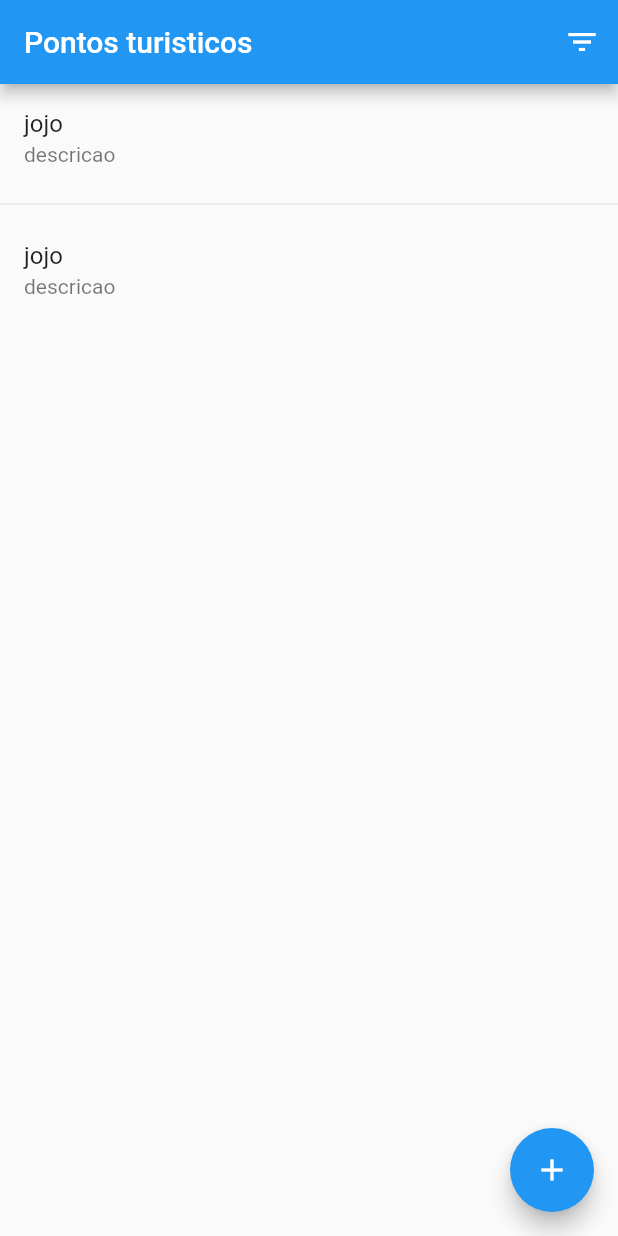
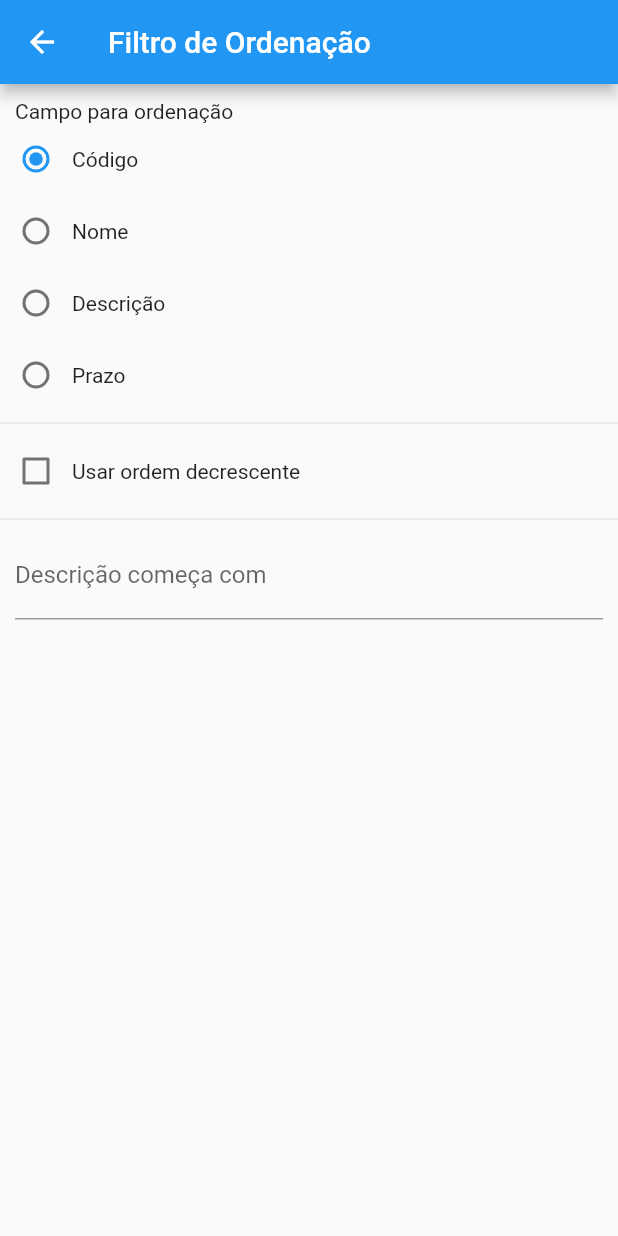
Before and after one commit to italobampi/ProjetoPontoTuristico, a Flutter app: the screen it shows after launch, after a tap on the "filter list" icon, on a phone screen of 412 x 824 dp. Run offline on Flutter 3.47's test engine with Material 2 defaults, Android fonts, the phone set to English and light mode, and no system bars; our stand-ins replace modal_bottom_sheet, shared_preferences.

Commit message:
detalhes 1.0

```diff
--- a/lib/main.dart
+++ b/lib/main.dart
@@ -1,5 +1,7 @@
 import 'package:flutter/material.dart';
+import 'package:projetopontoturistico/pages/filtro_page.dart';
 import 'package:projetopontoturistico/pages/lista_pontos_page.dart';
+import 'package:projetopontoturistico/pages/teste_page.dart';
 
 void main() {
   runApp(const MyApp());
@@ -48,6 +50,10 @@ class _MyHomePageState extends State<MyHomePage> {
         primarySwatch: Colors.blue,
       ),
       home: ListaPontosPage(),
+      routes: {
+        FiltroPage.ROUTE_NAME: (BuildContext context) => FiltroPage(),
+
+      },
     );
   }
 }
--- a/lib/model/ponto.dart
+++ b/lib/model/ponto.dart
@@ -4,14 +4,21 @@ class Ponto {
 static const ID = '_id';
 static const NOME ='_nome';
 static const DESCRICAO ='_descricao';
+static const DIFERENCIAIS ='_diferenciais';
 static const DATA = '_data';
+static const LONGITUDE = 'longitude';
+static const LATITUDE = 'latitude';
 
  int id;
  String nome;
  String descricao;
-DateTime? data;
+ String diferencial;
+DateTime data;
+double? longitude;
+double? latitude;
 
-Ponto({required this.id, required this.nome, required this.descricao,required this.data});
+
+Ponto({required this.id, required this.nome, required this.descricao,required this.data,required this.diferencial});
 
 String get dataFormatada{
   if(data == null){
--- /dev/null
+++ b/lib/pages/filtro_page.dart
@@ -0,0 +1,125 @@
+import 'package:flutter/material.dart';
+import 'package:projetopontoturistico/model/ponto.dart';
+import 'package:shared_preferences/shared_preferences.dart';
+
+
+class FiltroPage extends StatefulWidget{
+  static const ROUTE_NAME = '/filtro';
+  static const chaveCampoOrdenacao = 'campoOrdenacao';
+  static const chaveOrdenacaoDrescente = 'usarOrdenacaoDrescente';
+  static const chaveFiltroDescricao = 'filtroDescricao';
+
+  @override
+  _FiltroPageState createState() => _FiltroPageState();
+}
+
+class _FiltroPageState extends State<FiltroPage>{
+  final _camposParaOrdenacao = {
+    Ponto.ID: 'Código',
+    Ponto.NOME: 'Nome',
+    Ponto.DESCRICAO: 'Descrição',
+    Ponto.DATA: 'Prazo'
+  };
+  late final SharedPreferences _prefs;
+  final _descricaoController = TextEditingController();
+  String _campoOrdenacao = Ponto.ID;
+  bool _usarOrdenacaoDrescente = false;
+  bool _alterouvalores = false;
+
+  @override
+  void initState(){
+    super.initState();
+    _carregarSharedPreference();
+  }
+
+  void _carregarSharedPreference() async{
+    _prefs = await SharedPreferences.getInstance();
+    setState(() {
+      _campoOrdenacao = _prefs.getString(FiltroPage.chaveCampoOrdenacao) ?? Ponto.ID;
+      _usarOrdenacaoDrescente = _prefs.getBool(FiltroPage.chaveOrdenacaoDrescente) == true;
+      _descricaoController.text = _prefs.getString(FiltroPage.chaveFiltroDescricao) ?? '';
+    });
+  }
+
+  @override
+  Widget build(BuildContext context){
+    return WillPopScope(
+      onWillPop: _onVoltarClick,
+      child: Scaffold(
+        appBar: AppBar(
+          title: const Text('Filtro de Ordenação'),
+        ),
+        body: _criarBody(),
+      ),
+    );
+
+  }
+
+  Widget _criarBody() => ListView(
+    children: [
+      const Padding(
+        padding: EdgeInsets.only(left: 10, top: 10),
+        child: Text('Campo para ordenação'),
+      ),
+      for (final campo in _camposParaOrdenacao.keys)
+        Row(
+          children: [
+            Radio(
+              value: campo,
+              groupValue: _campoOrdenacao,
+              onChanged: _onCampoOrdenacaoChanged,
+            ),
+            Text(_camposParaOrdenacao[campo]!),
+          ],
+        ),
+      const Divider(),
+      Row(
+        children: [
+          Checkbox(
+            value: _usarOrdenacaoDrescente,
+            onChanged: _onUsarOrdemDecrescente,
+          ),
+          const Text('Usar ordem decrescente'),
+        ],
+      ),
+      const Divider(),
+      Padding(
+        padding: const EdgeInsets.symmetric(horizontal: 10),
+        child: TextField(
+          decoration: const InputDecoration(
+            labelText: 'Descrição começa com',
+          ),
+          controller: _descricaoController,
+          onChanged: _onFiltroDescricaoChanged,
+        ),
+      )
+
+    ],
+  );
+
+  void _onCampoOrdenacaoChanged(String? valor){
+    _prefs.setString(FiltroPage.chaveCampoOrdenacao, valor!);
+    _alterouvalores = true;
+    setState(() {
+      _campoOrdenacao = valor;
+    });
+  }
+  void _onUsarOrdemDecrescente(bool? valor){
+    _prefs.setBool(FiltroPage.chaveOrdenacaoDrescente, valor!);
+    _alterouvalores = true;
+    setState(() {
+      _usarOrdenacaoDrescente = valor;
+    });
+  }
+
+  void _onFiltroDescricaoChanged(String? valor){
+    _prefs.setString(FiltroPage.chaveFiltroDescricao, valor ?? '');
+    _alterouvalores = true;
+  }
+
+  Future<bool> _onVoltarClick() async {
+    Navigator.of(context).pop(_alterouvalores);
+    return true;
+  }
+
+}
--- a/pubspec.yaml
+++ b/pubspec.yaml
@@ -34,6 +34,7 @@ dependencies:
   # The following adds the Cupertino Icons font to your application.
   # Use with the CupertinoIcons class for iOS style icons.
   cupertino_icons: ^1.0.2
+  modal_bottom_sheet: ^2.0.0
 
 dev_dependencies:
   flutter_test:
@@ -46,6 +47,7 @@ dev_dependencies:
   # rules and activating additional ones.
   flutter_lints: ^2.0.0
   intl: ^0.17.0
+  shared_preferences: ^2.0.15
 
 # For information on the generic Dart part of this file, see the
 # following page: https://dart.dev/tools/pub/pubspec
```
Also changed, not shown: lib/cadastro_form_dialog.dart (added, +85 -0 lines), lib/pages/lista_pontos_page.dart (+63 -5 lines), lib/pages/teste_page.dart (added, +291 -0 lines), pubspec.lock.
